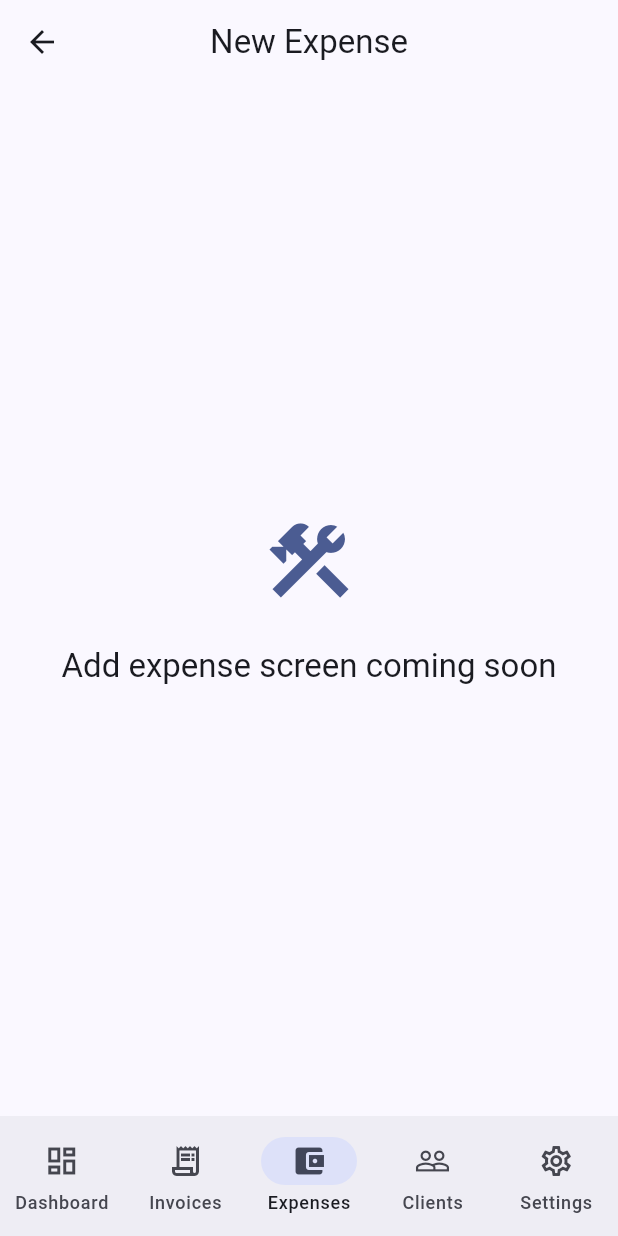
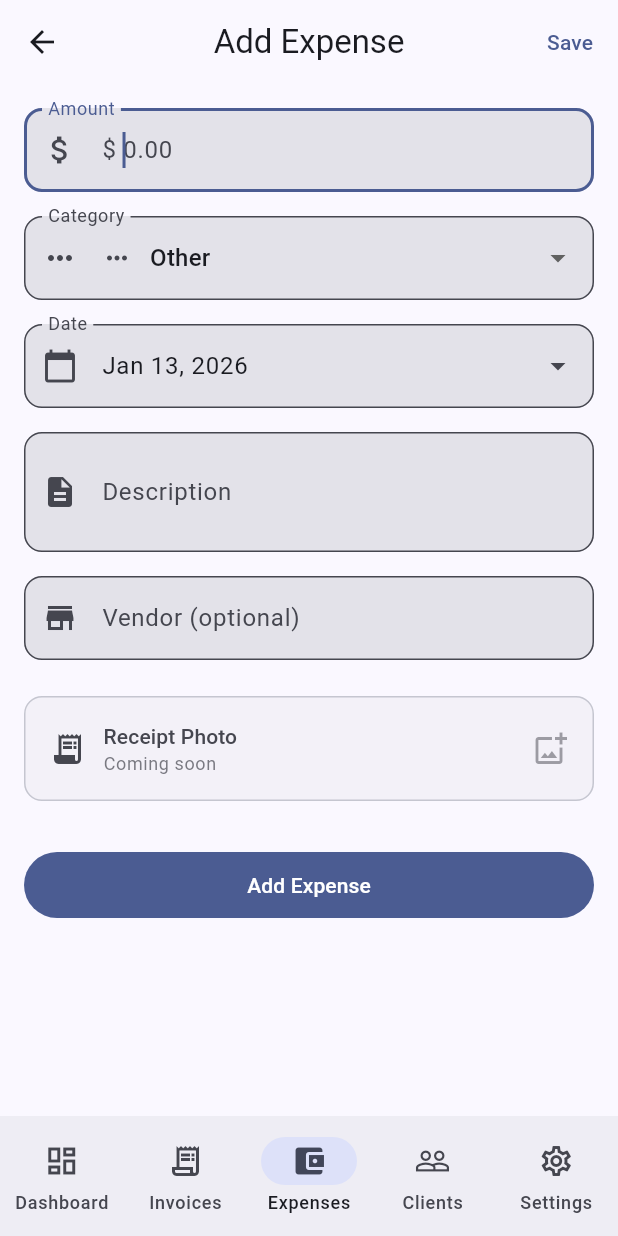
Before and after one commit to kamal-haider/GigLedger, a Flutter app: the ExpenseListPage screen opened by its route, after a tap on "Add Expense", on a phone screen of 412 x 824 dp. Run offline on Flutter 3.47's test engine with Material 3 defaults, Android fonts, the phone set to English and light mode, and no system bars; our stand-ins replace cached_network_image, cloud_firestore, firebase_auth, firebase_core, firebase_storage, flutter_riverpod and 5 more; accounts and stored records are empty; generated files the repository leaves out were written again; project files that could hold a hidden picture were left out.

Commit message:
feat(expenses): Add/Edit Expense Form (#12) (#54)
* feat(expenses): Add expense add/edit form

Implement the expense form page with the following features:
- Amount input with currency formatting and validation
- Category selection dropdown using ExpenseCategory enum
- Date picker for expense date
- Description field (required) and vendor field (optional)
- Form validation with user feedback
- Save functionality to Firestore (create and update modes)
- Material 3 styling with proper input decorations
- Loading states and error handling

The form supports both creating new expenses and editing existing ones
by passing an expenseId parameter.

Closes #12

Co-Authored-By: Claude Opus 4.5 <noreply@anthropic.com>

* fix: Address PR review feedback for expense form

- Preserve original createdAt timestamp in edit mode
- Add maximum amount validation (limit to 999,999,999.99)
- Remove unnecessary deprecated_member_use ignore comment
- Fix double trim() calls on vendor field

Co-Authored-By: Claude Opus 4.5 <noreply@anthropic.com>

---------

Co-authored-by: Claude Opus 4.5 <noreply@anthropic.com>

```diff
--- a/lib/app/router.dart
+++ b/lib/app/router.dart
@@ -7,6 +7,7 @@ import '../features/auth/presentation/pages/email_sign_in_page.dart';
 import '../features/auth/presentation/pages/login_page.dart';
 import '../features/clients/presentation/pages/client_list_page.dart';
 import '../features/dashboard/presentation/pages/dashboard_page.dart';
+import '../features/expenses/presentation/pages/expense_form_page.dart';
 import '../features/expenses/presentation/pages/expense_list_page.dart';
 import '../features/settings/presentation/pages/business_profile_page.dart';
 import 'main_scaffold.dart';
@@ -116,20 +117,14 @@ final routerProvider = Provider<GoRouter>((ref) {
                   GoRoute(
                     path: 'new',
                     name: 'new-expense',
-                    builder: (context, state) => const PlaceholderScreen(
-                      title: 'New Expense',
-                      message: 'Add expense screen coming soon',
-                    ),
+                    builder: (context, state) => const ExpenseFormPage(),
                   ),
                   GoRoute(
                     path: ':id',
                     name: 'expense-detail',
                     builder: (context, state) {
                       final id = state.pathParameters['id']!;
-                      return PlaceholderScreen(
-                        title: 'Expense',
-                        message: 'Expense details for $id coming soon',
-                      );
+                      return ExpenseFormPage(expenseId: id);
                     },
                   ),
                 ],
--- /dev/null
+++ b/lib/features/expenses/application/providers/expense_form_provider.dart
@@ -0,0 +1,214 @@
+import 'package:flutter_riverpod/flutter_riverpod.dart';
+
+import '../../../auth/application/providers/auth_providers.dart';
+import '../../domain/models/expense.dart';
+import 'expense_providers.dart';
+
+/// State for the expense form
+class ExpenseFormState {
+  final double? amount;
+  final ExpenseCategory category;
+  final String description;
+  final String? vendor;
+  final DateTime date;
+  final bool isLoading;
+  final String? errorMessage;
+  final bool isSaved;
+  final String? existingExpenseId;
+  final String? existingReceiptUrl;
+  final DateTime? originalCreatedAt;
+
+  const ExpenseFormState({
+    this.amount,
+    this.category = ExpenseCategory.other,
+    this.description = '',
+    this.vendor,
+    required this.date,
+    this.isLoading = false,
+    this.errorMessage,
+    this.isSaved = false,
+    this.existingExpenseId,
+    this.existingReceiptUrl,
+    this.originalCreatedAt,
+  });
+
+  bool get isEditMode => existingExpenseId != null;
+
+  ExpenseFormState copyWith({
+    double? amount,
+    ExpenseCategory? category,
+    String? description,
+    String? vendor,
+    DateTime? date,
+    bool? isLoading,
+    String? errorMessage,
+    bool? isSaved,
+    String? existingExpenseId,
+    String? existingReceiptUrl,
+    DateTime? originalCreatedAt,
+    bool clearAmount = false,
+    bool clearVendor = false,
+    bool clearErrorMessage = false,
+  }) {
+    return ExpenseFormState(
+      amount: clearAmount ? null : (amount ?? this.amount),
+      category: category ?? this.category,
+      description: description ?? this.description,
+      vendor: clearVendor ? null : (vendor ?? this.vendor),
+      date: date ?? this.date,
+      isLoading: isLoading ?? this.isLoading,
+      errorMessage: clearErrorMessage ? null : (errorMessage ?? this.errorMessage),
+      isSaved: isSaved ?? this.isSaved,
+      existingExpenseId: existingExpenseId ?? this.existingExpenseId,
+      existingReceiptUrl: existingReceiptUrl ?? this.existingReceiptUrl,
+      originalCreatedAt: originalCreatedAt ?? this.originalCreatedAt,
+    );
+  }
+}
+
+/// Notifier for expense form state management
+class ExpenseFormNotifier extends StateNotifier<ExpenseFormState> {
+  final Ref _ref;
+
+  ExpenseFormNotifier(this._ref) : super(ExpenseFormState(date: DateTime.now()));
+
+  /// Initialize the form for creating a new expense
+  void initForCreate() {
+    state = ExpenseFormState(date: DateTime.now());
+  }
+
+  /// Initialize the form for editing an existing expense
+  void initForEdit(Expense expense) {
+    state = ExpenseFormState(
+      amount: expense.amount,
+      category: expense.category,
+      description: expense.description,
+      vendor: expense.vendor,
+      date: expense.date,
+      existingExpenseId: expense.id,
+      existingReceiptUrl: expense.receiptUrl,
+      originalCreatedAt: expense.createdAt,
+    );
+  }
+
+  void setAmount(double? amount) {
+    state = state.copyWith(amount: amount, clearAmount: amount == null);
+  }
+
+  void setCategory(ExpenseCategory category) {
+    state = state.copyWith(category: category);
+  }
+
+  void setDescription(String description) {
+    state = state.copyWith(description: description);
+  }
+
+  void setVendor(String? vendor) {
+    state = state.copyWith(vendor: vendor, clearVendor: vendor == null || vendor.isEmpty);
+  }
+
+  void setDate(DateTime date) {
+    state = state.copyWith(date: date);
+  }
+
+  void clearError() {
+    state = state.copyWith(clearErrorMessage: true);
+  }
+
+  /// Save the expense (create or update)
+  Future<Expense?> saveExpense() async {
+    // Validate required fields
+    if (state.amount == null || state.amount! <= 0) {
+      state = state.copyWith(errorMessage: 'Please enter a valid amount');
+      return null;
+    }
+
+    if (state.description.trim().isEmpty) {
+      state = state.copyWith(errorMessage: 'Please enter a description');
+      return null;
+    }
+
+    state = state.copyWith(isLoading: true, clearErrorMessage: true);
+
+    try {
+      final authState = _ref.read(authNotifierProvider);
+      final userId = authState.valueOrNull?.id;
+
+      if (userId == null) {
+        state = state.copyWith(
+          isLoading: false,
+          errorMessage: 'User not authenticated',
+        );
+        return null;
+      }
+
+      final expenseNotifier = _ref.read(expenseNotifierProvider.notifier);
+      final now = DateTime.now();
+
+      Expense savedExpense;
+
+      if (state.isEditMode) {
+        // Update existing expense - preserve original createdAt
+        final trimmedVendor = state.vendor?.trim();
+        final expense = Expense(
+          id: state.existingExpenseId!,
+          userId: userId,
+          amount: state.amount!,
+          category: state.category,
+          description: state.description.trim(),
+          vendor: trimmedVendor?.isEmpty == true ? null : trimmedVendor,
+          receiptUrl: state.existingReceiptUrl,
+          date: state.date,
+          createdAt: state.originalCreatedAt ?? now,
+          updatedAt: now,
+        );
+        savedExpense = await expenseNotifier.updateExpense(expense);
+      } else {
+        // Create new expense
+        final trimmedVendor = state.vendor?.trim();
+        final expense = Expense(
+          id: '', // Will be generated by Firestore
+          userId: userId,
+          amount: state.amount!,
+          category: state.category,
+          description: state.description.trim(),
+          vendor: trimmedVendor?.isEmpty == true ? null : trimmedVendor,
+          receiptUrl: null,
+          date: state.date,
+          createdAt: now,
+          updatedAt: now,
+        );
+        savedExpense = await expenseNotifier.createExpense(expense);
+      }
+
+      state = state.copyWith(isLoading: false, isSaved: true);
+      return savedExpense;
+    } catch (e) {
+      state = state.copyWith(
+        isLoading: false,
+        errorMessage: _getErrorMessage(e),
+      );
+      return null;
+    }
+  }
+
+  String _getErrorMessage(Object error) {
+    final errorStr = error.toString().toLowerCase();
+    if (errorStr.contains('network') || errorStr.contains('connection')) {
+      return 'Network error. Please check your internet connection.';
+    }
+    if (errorStr.contains('permission') || errorStr.contains('denied')) {
+      return 'Permission denied. Please sign in again.';
+    }
+    if (errorStr.contains('auth')) {
+      return 'Authentication error. Please sign in again.';
+    }
+    return 'Failed to save expense. Please try again.';
+  }
+}
+
+/// Provider for expense form state
+final expenseFormProvider =
+    StateNotifierProvider.autoDispose<ExpenseFormNotifier, ExpenseFormState>((ref) {
+  return ExpenseFormNotifier(ref);
+});
--- /dev/null
+++ b/lib/features/expenses/presentation/pages/expense_form_page.dart
@@ -0,0 +1,401 @@
+import 'package:flutter/material.dart';
+import 'package:flutter/services.dart';
+import 'package:flutter_riverpod/flutter_riverpod.dart';
+import 'package:go_router/go_router.dart';
+import 'package:intl/intl.dart';
+
+import '../../application/providers/expense_form_provider.dart';
+import '../../application/providers/expense_providers.dart';
+import '../../domain/models/expense.dart';
+
+/// Expense add/edit form page
+class ExpenseFormPage extends ConsumerStatefulWidget {
+  /// The expense ID to edit, or null for creating a new expense
+  final String? expenseId;
+
+  const ExpenseFormPage({
+    super.key,
+    this.expenseId,
+  });
+
+  @override
+  ConsumerState<ExpenseFormPage> createState() => _ExpenseFormPageState();
+}
+
+class _ExpenseFormPageState extends ConsumerState<ExpenseFormPage> {
+  final _formKey = GlobalKey<FormState>();
+  late TextEditingController _amountController;
+  late TextEditingController _descriptionController;
+  late TextEditingController _vendorController;
+  bool _isInitialized = false;
+
+  bool get isEditMode => widget.expenseId != null;
+
+  @override
+  void initState() {
+    super.initState();
+    _amountController = TextEditingController();
+    _descriptionController = TextEditingController();
+    _vendorController = TextEditingController();
+  }
+
+  @override
+  void dispose() {
+    _amountController.dispose();
+    _descriptionController.dispose();
+    _vendorController.dispose();
+    super.dispose();
+  }
+
+  void _initializeForm() {
+    if (_isInitialized) return;
+
+    final formNotifier = ref.read(expenseFormProvider.notifier);
+
+    if (isEditMode) {
+      // Load existing expense for editing
+      ref.read(expenseByIdProvider(widget.expenseId!)).whenData((expense) {
+        if (expense != null && !_isInitialized) {
+          formNotifier.initForEdit(expense);
+          _amountController.text = expense.amount.toStringAsFixed(2);
+          _descriptionController.text = expense.description;
+          _vendorController.text = expense.vendor ?? '';
+          _isInitialized = true;
+        }
+      });
+    } else {
+      // Initialize for new expense
+      formNotifier.initForCreate();
+      _isInitialized = true;
+    }
+  }
+
+  Future<void> _selectDate() async {
+    final formState = ref.read(expenseFormProvider);
+    final picked = await showDatePicker(
+      context: context,
+      initialDate: formState.date,
+      firstDate: DateTime(2020),
+      lastDate: DateTime.now().add(const Duration(days: 1)),
+    );
+
+    if (picked != null) {
+      ref.read(expenseFormProvider.notifier).setDate(picked);
+    }
+  }
+
+  Future<void> _saveExpense() async {
+    if (!_formKey.currentState!.validate()) return;
+
+    final formNotifier = ref.read(expenseFormProvider.notifier);
+
+    // Update form state from controllers
+    final amount = double.tryParse(_amountController.text.replaceAll(',', ''));
+    formNotifier.setAmount(amount);
+    formNotifier.setDescription(_descriptionController.text);
+    formNotifier.setVendor(_vendorController.text.isEmpty ? null : _vendorController.text);
+
+    final savedExpense = await formNotifier.saveExpense();
+
+    if (savedExpense != null && mounted) {
+      ScaffoldMessenger.of(context).showSnackBar(
+        SnackBar(
+          content: Text(isEditMode ? 'Expense updated' : 'Expense added'),
+          behavior: SnackBarBehavior.floating,
+        ),
+      );
+      context.pop();
+    }
+  }
+
+  @override
+  Widget build(BuildContext context) {
+    final theme = Theme.of(context);
+    final formState = ref.watch(expenseFormProvider);
+
+    // Handle error messages
+    ref.listen<ExpenseFormState>(expenseFormProvider, (prev, next) {
+      if (next.errorMessage != null && next.errorMessage != prev?.errorMessage) {
+        ScaffoldMessenger.of(context).showSnackBar(
+          SnackBar(
+            content: Text(next.errorMessage!),
+            behavior: SnackBarBehavior.floating,
+            backgroundColor: theme.colorScheme.error,
+          ),
+        );
+        ref.read(expenseFormProvider.notifier).clearError();
+      }
+    });
+
+    // Initialize form
+    _initializeForm();
+
+    // Show loading when editing and expense is being fetched
+    if (isEditMode && !_isInitialized) {
+      final expenseAsync = ref.watch(expenseByIdProvider(widget.expenseId!));
+      return Scaffold(
+        appBar: AppBar(
+          title: const Text('Edit Expense'),
+        ),
+        body: expenseAsync.when(
+          data: (expense) {
+            if (expense == null) {
+              return const Center(child: Text('Expense not found'));
+            }
+            // Will be initialized on next build
+            return const Center(child: CircularProgressIndicator());
+          },
+          loading: () => const Center(child: CircularProgressIndicator()),
+          error: (error, _) => Center(
+            child: Column(
+              mainAxisAlignment: MainAxisAlignment.center,
+              children: [
+                Icon(Icons.error_outline, size: 48, color: theme.colorScheme.error),
+                const SizedBox(height: 16),
+                Text('Failed to load expense'),
+                const SizedBox(height: 8),
+                TextButton(
+                  onPressed: () => ref.refresh(expenseByIdProvider(widget.expenseId!)),
+                  child: const Text('Retry'),
+                ),
+              ],
+            ),
+          ),
+        ),
+      );
+    }
+
+    return Scaffold(
+      appBar: AppBar(
+        title: Text(isEditMode ? 'Edit Expense' : 'Add Expense'),
+        actions: [
+          TextButton(
+            onPressed: formState.isLoading ? null : _saveExpense,
+            child: formState.isLoading
+                ? const SizedBox(
+                    width: 16,
+                    height: 16,
+                    child: CircularProgressIndicator(strokeWidth: 2),
+                  )
+                : const Text('Save'),
+          ),
+        ],
+      ),
+      body: Form(
+        key: _formKey,
+        child: ListView(
+          padding: const EdgeInsets.all(16),
+          children: [
+            // Amount field
+            TextFormField(
+              controller: _amountController,
+              decoration: InputDecoration(
+                labelText: 'Amount',
+                hintText: '0.00',
+                border: OutlineInputBorder(
+                  borderRadius: BorderRadius.circular(12),
+                ),
+                prefixIcon: const Icon(Icons.attach_money),
+                prefixText: '\$ ',
+              ),
+              keyboardType: const TextInputType.numberWithOptions(decimal: true),
+              inputFormatters: [
+                FilteringTextInputFormatter.allow(RegExp(r'^\d*\.?\d{0,2}')),
+              ],
+              validator: (value) {
+                if (value == null || value.isEmpty) {
+                  return 'Please enter an amount';
+                }
+                final amount = double.tryParse(value.replaceAll(',', ''));
+                if (amount == null || amount <= 0) {
+                  return 'Please enter a valid amount';
+                }
+                if (amount > 999999999.99) {
+                  return 'Amount is too large';
+                }
+                return null;
+              },
+              autofocus: !isEditMode,
+            ),
+            const SizedBox(height: 16),
+
+            // Category dropdown
+            DropdownButtonFormField<ExpenseCategory>(
+              value: formState.category,
+              decoration: InputDecoration(
+                labelText: 'Category',
+                border: OutlineInputBorder(
+                  borderRadius: BorderRadius.circular(12),
+                ),
+                prefixIcon: Icon(_getCategoryIcon(formState.category)),
+              ),
+              items: ExpenseCategory.values.map((category) {
+                return DropdownMenuItem(
+                  value: category,
+                  child: Row(
+                    children: [
+                      Icon(
+                        _getCategoryIcon(category),
+                        size: 20,
+                        color: theme.colorScheme.onSurfaceVariant,
+                      ),
+                      const SizedBox(width: 12),
+                      Text(category.displayName),
+                    ],
+                  ),
+                );
+              }).toList(),
+              onChanged: (category) {
+                if (category != null) {
+                  ref.read(expenseFormProvider.notifier).setCategory(category);
+                }
+              },
+            ),
+            const SizedBox(height: 16),
+
+            // Date picker
+            InkWell(
+              onTap: _selectDate,
+              borderRadius: BorderRadius.circular(12),
+              child: InputDecorator(
+                decoration: InputDecoration(
+                  labelText: 'Date',
+                  border: OutlineInputBorder(
+                    borderRadius: BorderRadius.circular(12),
+                  ),
+                  prefixIcon: const Icon(Icons.calendar_today),
+                  suffixIcon: const Icon(Icons.arrow_drop_down),
+                ),
+                child: Text(
+                  DateFormat.yMMMd().format(formState.date),
+                  style: theme.textTheme.bodyLarge,
+                ),
+              ),
+            ),
+            const SizedBox(height: 16),
+
+            // Description field
+            TextFormField(
+              controller: _descriptionController,
+              decoration: InputDecoration(
+                labelText: 'Description',
+                hintText: 'What was this expense for?',
+                border: OutlineInputBorder(
+                  borderRadius: BorderRadius.circular(12),
+                ),
+                prefixIcon: const Icon(Icons.description),
+              ),
+              maxLines: 2,
+              textCapitalization: TextCapitalization.sentences,
+              validator: (value) {
+                if (value == null || value.trim().isEmpty) {
+                  return 'Please enter a description';
+                }
+                return null;
+              },
+            ),
+            const SizedBox(height: 16),
+
+            // Vendor field (optional)
+            TextFormField(
+              controller: _vendorController,
+              decoration: InputDecoration(
+                labelText: 'Vendor (optional)',
+                hintText: 'e.g., Amazon, Starbucks',
+                border: OutlineInputBorder(
+                  borderRadius: BorderRadius.circular(12),
+                ),
+                prefixIcon: const Icon(Icons.store),
+              ),
+              textCapitalization: TextCapitalization.words,
+            ),
+            const SizedBox(height: 24),
+
+            // Receipt placeholder (coming soon)
+            Container(
+              padding: const EdgeInsets.all(16),
+              decoration: BoxDecoration(
+                color: theme.colorScheme.surfaceContainerHighest.withValues(alpha: 0.3),
+                borderRadius: BorderRadius.circular(12),
+                border: Border.all(
+                  color: theme.colorScheme.outlineVariant,
+                  style: BorderStyle.solid,
+                ),
+              ),
+              child: Row(
+                children: [
+                  Icon(
+                    Icons.receipt_long,
+                    color: theme.colorScheme.onSurfaceVariant,
+                  ),
+                  const SizedBox(width: 12),
+                  Expanded(
+                    child: Column(
+                      crossAxisAlignment: CrossAxisAlignment.start,
+                      children: [
+                        Text(
+                          'Receipt Photo',
+                          style: theme.textTheme.titleSmall?.copyWith(
+                            color: theme.colorScheme.onSurfaceVariant,
+                          ),
+                        ),
+                        Text(
+                          'Coming soon',
+                          style: theme.textTheme.bodySmall?.copyWith(
+                            color: theme.colorScheme.onSurfaceVariant.withValues(alpha: 0.7),
+                          ),
+                        ),
+                      ],
+                    ),
+                  ),
+                  Icon(
+                    Icons.add_photo_alternate_outlined,
+                    color: theme.colorScheme.onSurfaceVariant.withValues(alpha: 0.5),
+                  ),
+                ],
+              ),
+            ),
+            const SizedBox(height: 32),
+
+            // Save button at bottom
+            FilledButton(
+              onPressed: formState.isLoading ? null : _saveExpense,
+              child: Padding(
+                padding: const EdgeInsets.symmetric(vertical: 12),
+                child: formState.isLoading
+                    ? const SizedBox(
+                        width: 20,
+                        height: 20,
+                        child: CircularProgressIndicator(
+                          strokeWidth: 2,
+                          color: Colors.white,
+                        ),
+                      )
+                    : Text(isEditMode ? 'Update Expense' : 'Add Expense'),
+              ),
+            ),
+          ],
+        ),
+      ),
+    );
+  }
+
+  IconData _getCategoryIcon(ExpenseCategory category) {
+    switch (category) {
+      case ExpenseCategory.travel:
+        return Icons.flight;
+      case ExpenseCategory.office:
+        return Icons.business_center;
+      case ExpenseCategory.software:
+        return Icons.computer;
+      case ExpenseCategory.marketing:
+        return Icons.campaign;
+      case ExpenseCategory.meals:
+        return Icons.restaurant;
+      case ExpenseCategory.equipment:
+        return Icons.build;
+      case ExpenseCategory.other:
+        return Icons.more_horiz;
+    }
+  }
+}
```
